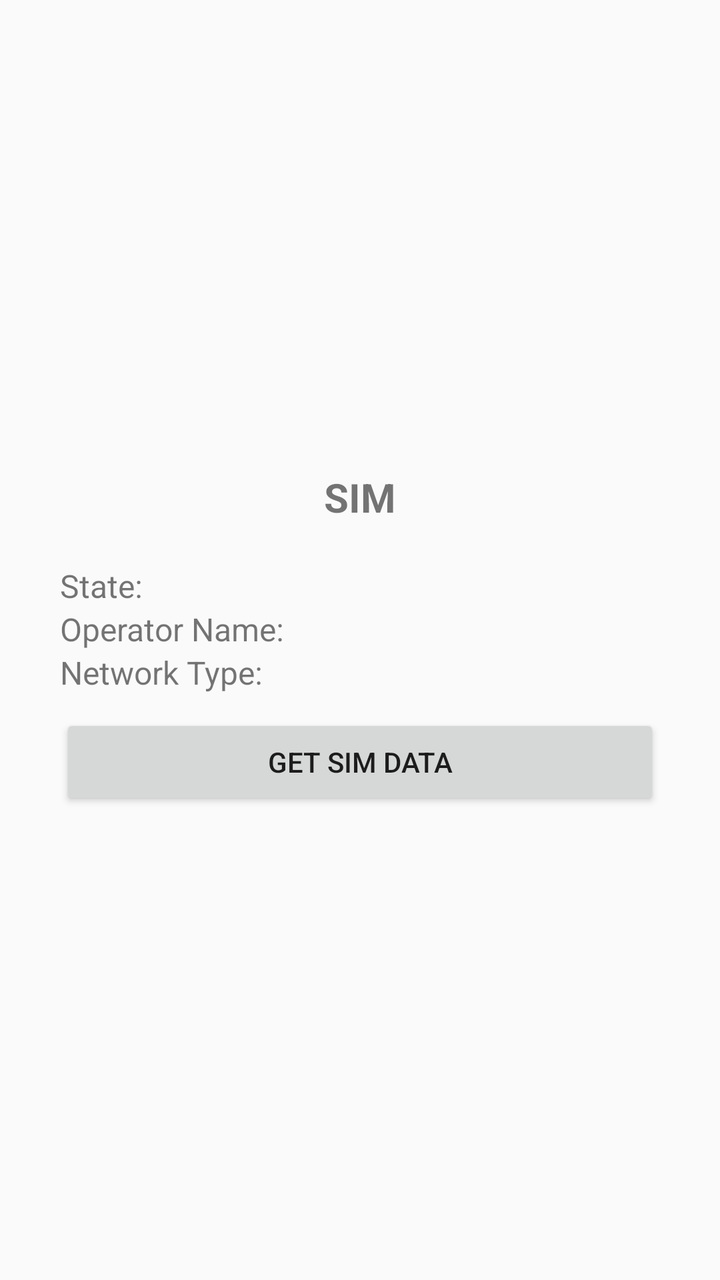
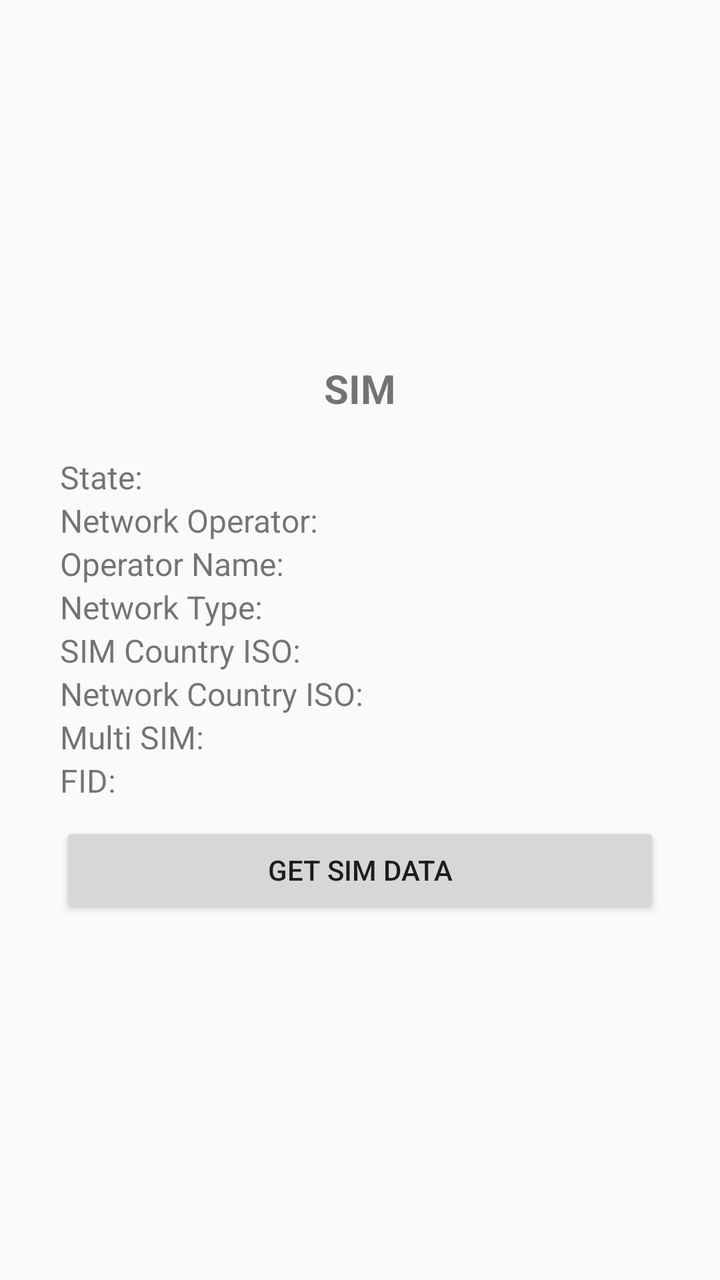

Compare the two renders of this Android layout. The source of the first and the diff that turns it into the second are given below.
<!-- AndroidManifest.xml: application theme Theme.DoxeApp -->
<!-- res/layout/sim_activity.xml -->
<?xml version="1.0" encoding="utf-8"?>
<LinearLayout xmlns:android="http://schemas.android.com/apk/res/android"
    android:layout_width="match_parent"
    android:layout_height="match_parent"
    android:gravity="center"
    android:orientation="vertical"
    android:padding="30dp">

    <TextView
        android:id="@+id/textViewSIMTitle"
        android:layout_width="wrap_content"
        android:layout_height="wrap_content"
        android:text="@string/simtitle"
        android:textSize="20sp"
        android:textStyle="bold" />

    <TextView
        android:id="@+id/textViewState"
        android:layout_width="match_parent"
        android:layout_height="wrap_content"
        android:layout_marginTop="20dp"
        android:text="@string/simState"
        android:textSize="16sp" />








    <TextView
        android:id="@+id/textViewOperador"
        android:layout_width="match_parent"
        android:layout_height="wrap_content"
        android:text="@string/simOperador"
        android:textSize="16sp" />








    <TextView
        android:id="@+id/textViewNetwork"
        android:layout_width="match_parent"
        android:layout_height="wrap_content"
        android:text="@string/simRed"
        android:textSize="16sp" />








    <Button
        android:id="@+id/buttonGetSimData"
        android:layout_width="match_parent"
        android:layout_height="wrap_content"
        android:layout_marginTop="10dp"
        android:text="@string/getSimData" />
</LinearLayout>
<!-- resources referenced by this layout -->
<resources>
  <string name="getSimData">Get SIM Data</string>
  <string name="simOperador">Operator Name:</string>
  <string name="simRed">Network Type:</string>
  <string name="simState">State:</string>
  <string name="simtitle">SIM</string>
  <style name="Theme.DoxeApp" parent="Theme.AppCompat.Light.NoActionBar">
          <item name="colorPrimary">@color/purple_500</item>
          <item name="colorPrimaryDark">@color/purple_700</item>
          <item name="colorAccent">@color/teal_200</item>
      </style>
  <color name="purple_500">#FF6200EE</color>
  <color name="purple_700">#FF3700B3</color>
  <color name="teal_200">#FF03DAC5</color>
</resources>

<!-- the commit's change to res/layout/sim_activity.xml (unified diff, before → after) -->
@@ -33,7 +33,7 @@
         android:id="@+id/textViewOperador"
         android:layout_width="match_parent"
         android:layout_height="wrap_content"
-        android:text="@string/simOperador"
+        android:text="@string/networkOperator"
         android:textSize="16sp" />
 
 
@@ -42,6 +42,13 @@
 
 
 
+
+    <TextView
+        android:id="@+id/textViewOperatorName"
+        android:layout_width="match_parent"
+        android:layout_height="wrap_content"
+        android:textSize="16sp"
+        android:text="@string/simOperador" />
 
     <TextView
         android:id="@+id/textViewNetwork"
@@ -57,6 +64,34 @@
 
 
 
+    <TextView
+        android:id="@+id/textViewSimCountryIso"
+        android:layout_width="match_parent"
+        android:layout_height="wrap_content"
+        android:textSize="16sp"
+        android:text="@string/simCountryISO" />
+
+    <TextView
+        android:id="@+id/textViewNetworkCountryIso"
+        android:layout_width="match_parent"
+        android:layout_height="wrap_content"
+        android:textSize="16sp"
+        android:text="@string/networkCountryIso" />
+
+    <TextView
+        android:id="@+id/textViewMultiSim"
+        android:layout_width="match_parent"
+        android:layout_height="wrap_content"
+        android:text="@string/multiSim"
+        android:textSize="16sp" />
+
+    <TextView
+        android:id="@+id/textViewFid"
+        android:layout_width="match_parent"
+        android:layout_height="wrap_content"
+        android:textSize="16sp"
+        android:text="@string/simFid" />
+
     <Button
         android:id="@+id/buttonGetSimData"
         android:layout_width="match_parent"
<!-- resource entries referenced after the edit -->
@@ -1,9 +1,14 @@
 <!-- resources referenced by this layout -->
 <resources>
   <string name="getSimData">Get SIM Data</string>
-  <string name="simOperador">Operator Name:</string>
-  <string name="simRed">Network Type:</string>
-  <string name="simState">State:</string>
+  <string name="multiSim">"Multi SIM: "</string>
+  <string name="networkCountryIso">Network Country ISO:</string>
+  <string name="networkOperator">"Network Operator: "</string>
+  <string name="simCountryISO">"SIM Country ISO: "</string>
+  <string name="simFid">"FID: "</string>
+  <string name="simOperador">"Operator Name: "</string>
+  <string name="simRed">"Network Type: "</string>
+  <string name="simState">"State: "</string>
   <string name="simtitle">SIM</string>
   <style name="Theme.DoxeApp" parent="Theme.AppCompat.Light.NoActionBar">
           <item name="colorPrimary">@color/purple_500</item>
